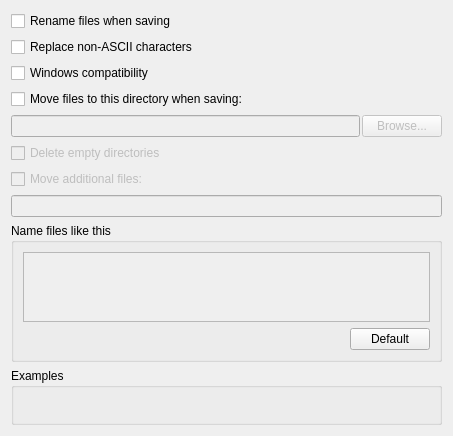
Before: the Qt Designer form ui/options_renaming.ui in metabrainz/picard, drawn with Qt 5.
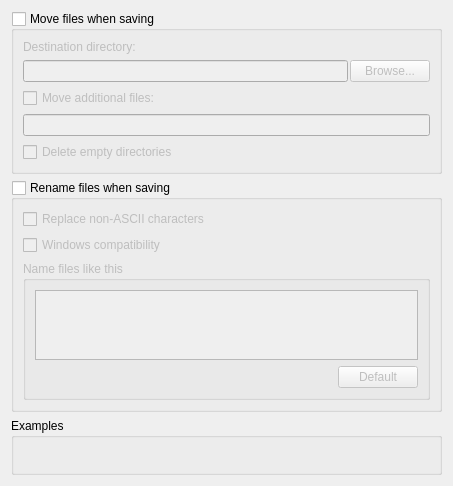
After: the same form once the commit is applied.

Commit message:
Redesign File Naming options page
- regroup Move-related options in their own checkable group
- regroup Rename-related options in their own checkable group
- improve the visual feedback when File Renaming is disabled (text edit area background)

The edit to the form file:
```diff
--- a/ui/options_renaming.ui
+++ b/ui/options_renaming.ui
@@ -10,7 +10,7 @@
     <x>0</x>
     <y>0</y>
     <width>453</width>
-    <height>421</height>
+    <height>465</height>
    </rect>
   </property>
   <property name="sizePolicy">
@@ -19,32 +19,26 @@
     <verstretch>0</verstretch>
    </sizepolicy>
   </property>
-  <layout class="QVBoxLayout" name="verticalLayout_5" stretch="0,0,0,0,0,0,0,0,0,0">
+  <layout class="QVBoxLayout" name="verticalLayout_5" stretch="0,0,0">
    <item>
-    <widget class="QCheckBox" name="rename_files">
-     <property name="text">
-      <string>Rename files when saving</string>
+    <widget class="QGroupBox" name="move_files">
+     <property name="title">
+      <string>Move files when saving</string>
      </property>
-    </widget>
-   </item>
-   <item>
-    <widget class="QCheckBox" name="ascii_filenames">
-     <property name="text">
-      <string>Replace non-ASCII characters</string>
+     <property name="flat">
+      <bool>false</bool>
      </property>
-    </widget>
-   </item>
-   <item>
-    <widget class="QCheckBox" name="windows_compatibility">
-     <property name="text">
-      <string>Windows compatibility</string>
+     <property name="checkable">
+      <bool>true</bool>
      </property>
-    </widget>
-   </item>
+     <property name="checked">
+      <bool>false</bool>
+     </property>
+     <layout class="QVBoxLayout" name="verticalLayout_4">
    <item>
-    <widget class="QCheckBox" name="move_files">
+       <widget class="QLabel" name="label">
      <property name="text">
-      <string>Move files to this directory when saving:</string>
+         <string>Destination directory:</string>
      </property>
     </widget>
    </item>
@@ -72,16 +66,6 @@
      </item>
     </layout>
    </item>
-   <item>
-    <widget class="QCheckBox" name="delete_empty_dirs">
-     <property name="enabled">
-      <bool>false</bool>
-     </property>
-     <property name="text">
-      <string>Delete empty directories</string>
-     </property>
-    </widget>
-   </item>
    <item>
     <widget class="QCheckBox" name="move_additional_files">
      <property name="enabled">
@@ -100,7 +84,52 @@
     </widget>
    </item>
    <item>
-    <widget class="QGroupBox" name="groupBox_2">
+       <widget class="QCheckBox" name="delete_empty_dirs">
+        <property name="enabled">
+         <bool>false</bool>
+        </property>
+        <property name="text">
+         <string>Delete empty directories</string>
+        </property>
+       </widget>
+      </item>
+     </layout>
+    </widget>
+   </item>
+   <item>
+    <widget class="QGroupBox" name="rename_files">
+     <property name="sizePolicy">
+      <sizepolicy hsizetype="Expanding" vsizetype="Preferred">
+       <horstretch>0</horstretch>
+       <verstretch>0</verstretch>
+      </sizepolicy>
+     </property>
+     <property name="title">
+      <string>Rename files when saving</string>
+     </property>
+     <property name="checkable">
+      <bool>true</bool>
+     </property>
+     <property name="checked">
+      <bool>false</bool>
+     </property>
+     <layout class="QVBoxLayout" name="verticalLayout_3">
+      <item>
+       <widget class="QCheckBox" name="ascii_filenames">
+        <property name="text">
+         <string>Replace non-ASCII characters</string>
+        </property>
+       </widget>
+      </item>
+      <item>
+       <widget class="QCheckBox" name="windows_compatibility">
+        <property name="text">
+         <string>Windows compatibility</string>
+        </property>
+       </widget>
+      </item>
+      <item>
+       <widget class="QGroupBox" name="file_naming_format_group">
      <property name="title">
       <string>Name files like this</string>
      </property>
@@ -189,6 +218,9 @@
          </widget>
         </item>
        </layout>
+         </item>
+        </layout>
+       </widget>
       </item>
      </layout>
     </widget>
```
Lines whose indentation alone changed are shown as unchanged. The commit also changes 2 other files.
